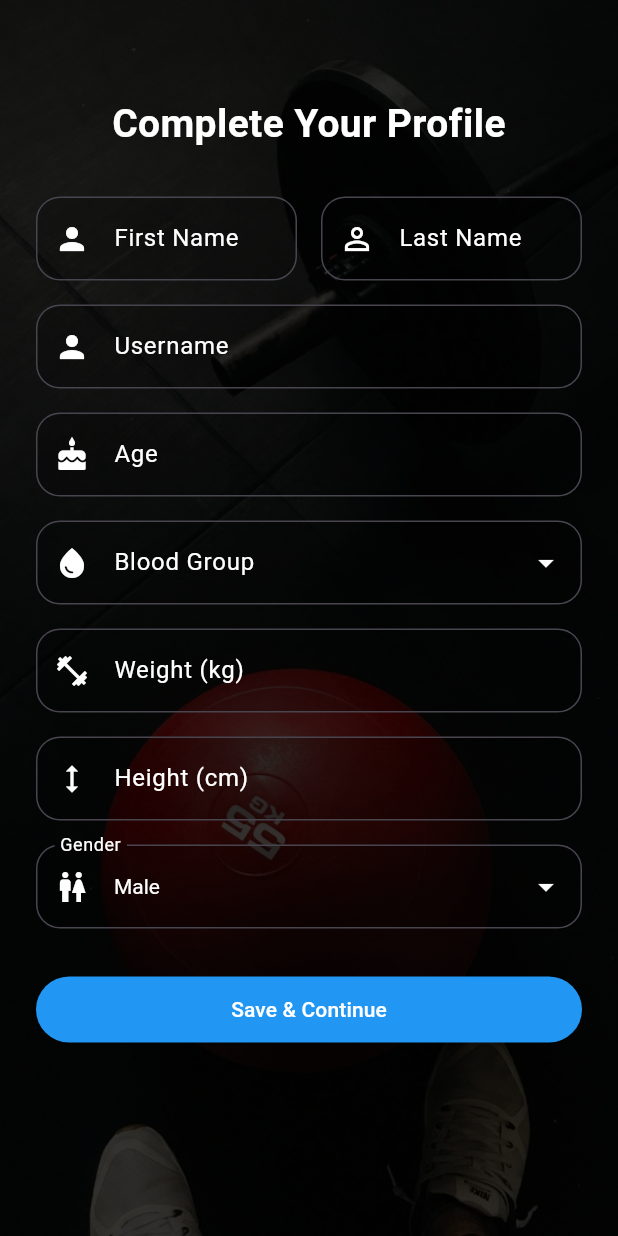
After one commit to hasaan-azeem/Fitness-Pro, a Flutter app: the UserDetailsScreen screen opened directly, on a phone screen of 412 x 824 dp. The commit adds this screen. Run offline on Flutter 3.47's test engine with Material 3 defaults, Android fonts, the phone set to English and light mode, and no system bars; our stand-ins replace cloud_firestore, firebase_auth, firebase_core, font_awesome_flutter, google_sign_in, percent_indicator and 2 more; accounts and stored records are empty.

Commit message:
User-data add screen

```diff
--- a/lib/Authentication/login_screen.dart
+++ b/lib/Authentication/login_screen.dart
@@ -1,4 +1,4 @@
-// ignore_for_file: deprecated_member_use
+// ignore_for_file: deprecated_member_use, use_build_context_synchronously
 import 'package:flutter/material.dart';
 import 'package:firebase_auth/firebase_auth.dart';
 import 'package:cloud_firestore/cloud_firestore.dart';  // Firestore import
--- a/lib/Authentication/signup_screen.dart
+++ b/lib/Authentication/signup_screen.dart
@@ -7,6 +7,7 @@ import 'package:font_awesome_flutter/font_awesome_flutter.dart';
 import 'package:google_sign_in/google_sign_in.dart';
 import 'package:my_fitness_pro/Authentication/login_screen.dart';
 import 'package:my_fitness_pro/home_screen.dart';
+import 'package:my_fitness_pro/user_detail/user_details_screen.dart';
 
 class SignUpScreen extends StatefulWidget {
   const SignUpScreen({super.key});
@@ -88,25 +89,15 @@ class _SignUpScreenState extends State<SignUpScreen> {
   Future<void> signUpWithGoogle(BuildContext context) async {
   setState(() => isLoading = true);
   try {
-      final GoogleSignInAccount? googleUser = await GoogleSignIn().signIn();
+    final GoogleSignIn googleSignIn = GoogleSignIn();
+    await googleSignIn.signOut(); // <- Force re-prompt
+    final GoogleSignInAccount? googleUser = await googleSignIn.signIn();
     if (googleUser == null) {
-        // User canceled the sign-in
       setState(() => isLoading = false);
-        return;
+      return; // User canceled
     }
 
     final GoogleSignInAuthentication googleAuth = await googleUser.authentication;
-
-      // Check if user already exists
-      final List<String> signInMethods = await FirebaseAuth.instance.fetchSignInMethodsForEmail(googleUser.email);
-
-      if (signInMethods.isNotEmpty) {
-        ScaffoldMessenger.of(context).showSnackBar(
-          const SnackBar(content: Text("User already exists, please login instead.")),
-        );
-        setState(() => isLoading = false);
-        return;
-      }
 
     final credential = GoogleAuthProvider.credential(
       accessToken: googleAuth.accessToken,
@@ -116,19 +107,26 @@ class _SignUpScreenState extends State<SignUpScreen> {
     UserCredential userCredential = await FirebaseAuth.instance.signInWithCredential(credential);
 
     if (userCredential.additionalUserInfo?.isNewUser == true) {
-      // New user signed up - proceed to HomeScreen or onboarding
+      // Save to Firestore if new
+      await FirebaseFirestore.instance.collection('users').doc(userCredential.user!.uid).set({
+        'uid': userCredential.user!.uid,
+        'name': userCredential.user!.displayName,
+        'email': userCredential.user!.email,
+        'createdAt': FieldValue.serverTimestamp(),
+      });
+
       Navigator.pushReplacement(
         context,
-        MaterialPageRoute(builder: (_) => const HomeScreen()),
+        MaterialPageRoute(builder: (_) => const UserDetailsScreen()),
       );
     } else {
-      // Existing user tried to sign up - show message and navigate to login
-      ScaffoldMessenger.of(context).showSnackBar(
-        const SnackBar(content: Text("User already exists, please login instead.")),
-      );
+      // Existing user
       Navigator.pushReplacement(
         context,
         MaterialPageRoute(builder: (_) => const LoginScreen()),
+      );
+      ScaffoldMessenger.of(context).showSnackBar(
+        const SnackBar(content: Text("User already exists, please login.")),
       );
     }
   } catch (e) {
@@ -139,6 +137,7 @@ class _SignUpScreenState extends State<SignUpScreen> {
     setState(() => isLoading = false);
   }
 }
+
 
   @override
   void dispose() {
--- a/lib/onboarding_screen.dart
+++ b/lib/onboarding_screen.dart
@@ -4,7 +4,6 @@ import 'package:flutter/material.dart';
 import 'package:my_fitness_pro/Authentication/welcome_screen.dart';
 import 'package:shared_preferences/shared_preferences.dart';
 import 'package:smooth_page_indicator/smooth_page_indicator.dart';
-import 'package:flutter/painting.dart';
 
 class OnboardingScreen extends StatefulWidget {
   const OnboardingScreen({super.key});
--- /dev/null
+++ b/lib/user_detail/user_details_screen.dart
@@ -0,0 +1,266 @@
+// ignore_for_file: use_build_context_synchronously, deprecated_member_use
+
+import 'package:flutter/material.dart';
+import 'package:cloud_firestore/cloud_firestore.dart';
+import 'package:firebase_auth/firebase_auth.dart';
+
+class UserDetailsScreen extends StatefulWidget {
+  const UserDetailsScreen({super.key});
+
+  @override
+  State<UserDetailsScreen> createState() => _UserDetailsScreenState();
+}
+
+class _UserDetailsScreenState extends State<UserDetailsScreen> {
+  final _formKey = GlobalKey<FormState>();
+  final TextEditingController _firstNameController = TextEditingController();
+  final TextEditingController _lastNameController = TextEditingController();
+  final TextEditingController _usernameController = TextEditingController();
+  final TextEditingController _ageController = TextEditingController();
+  final TextEditingController _bloodGroupController = TextEditingController();
+  final TextEditingController _weightController = TextEditingController();
+  final TextEditingController _heightController = TextEditingController();
+
+  String _gender = 'Male';
+  bool _isLoading = false;
+
+  Future<void> _submitProfile() async {
+    if (!_formKey.currentState!.validate()) return;
+
+    setState(() => _isLoading = true);
+    final user = FirebaseAuth.instance.currentUser;
+
+    if (user != null) {
+      final userData = {
+        'firstName': _firstNameController.text.trim(),
+        'lastName': _lastNameController.text.trim(),
+        'username': _lastNameController.text.trim(),
+        'age': int.parse(_ageController.text),
+        'bloodGroup': _bloodGroupController.text.trim(),
+        'weight': double.parse(_weightController.text),
+        'height': double.parse(_heightController.text),
+        'gender': _gender,
+        'email': user.email,
+        'uid': user.uid,
+        'createdAt': FieldValue.serverTimestamp(),
+      };
+
+      await FirebaseFirestore.instance
+          .collection('users')
+          .doc(user.uid)
+          .set(userData);
+
+      if (mounted) Navigator.pushReplacementNamed(context, '/home');
+    }
+
+    setState(() => _isLoading = false);
+  }
+
+  InputDecoration _inputDecoration(String label, IconData icon) {
+    return InputDecoration(
+      labelText: label,
+      prefixIcon: Icon(icon, color: Colors.white),
+      labelStyle: const TextStyle(color: Colors.white),
+      filled: true,
+      fillColor: Colors.black.withOpacity(0.2),
+      border: OutlineInputBorder(
+        borderRadius: BorderRadius.circular(16),
+        borderSide: const BorderSide(color: Colors.white),
+      ),
+      focusedBorder: OutlineInputBorder(
+        borderRadius: BorderRadius.circular(16),
+        borderSide: const BorderSide(color: Colors.white),
+      ),
+    );
+  }
+
+  @override
+  Widget build(BuildContext context) {
+    return Scaffold(
+      body: Stack(
+        fit: StackFit.expand,
+        children: [
+          // Background Image
+          Positioned.fill(
+            child: Image.asset('assets/form.jpg', fit: BoxFit.cover),
+          ),
+
+          // Dark overlay
+          Positioned.fill(
+            child: Container(color: Colors.black.withOpacity(0.775)),
+          ),
+
+          // Scrollable form content
+          SingleChildScrollView(
+            padding: const EdgeInsets.all(24),
+            child: SafeArea(
+              child: Form(
+                key: _formKey,
+                child: Column(
+                  crossAxisAlignment: CrossAxisAlignment.stretch,
+                  children: [
+                    const SizedBox(height: 40),
+                    const Text(
+                      "Complete Your Profile",
+                      style: TextStyle(
+                        fontSize: 26,
+                        fontWeight: FontWeight.bold,
+                        color: Colors.white,
+                      ),
+                      textAlign: TextAlign.center,
+                    ),
+                    const SizedBox(height: 30),
+
+                    // Name Row
+                    Row(
+                      children: [
+                        Expanded(
+                          child: _buildTextField(
+                            _firstNameController,
+                            "First Name",
+                            Icons.person,
+                          ),
+                        ),
+                        const SizedBox(width: 16),
+                        Expanded(
+                          child: _buildTextField(
+                            _lastNameController,
+                            "Last Name",
+                            Icons.person_outline,
+                          ),
+                        ),
+                      ],
+                    ),
+
+                    const SizedBox(height: 16),
+                    _buildTextField(
+                      _usernameController,
+                      "Username",
+                      Icons.person,
+                    ),
+                    const SizedBox(height: 16),
+                    _buildTextField(
+                      _ageController,
+                      "Age",
+                      Icons.cake,
+                      isNumber: true,
+                    ),
+                    const SizedBox(height: 16),
+                    _buildDropdown(
+                      label: "Blood Group",
+                      icon: Icons.water_drop,
+                      value:
+                          _bloodGroupController.text.isEmpty
+                              ? null
+                              : _bloodGroupController.text,
+                      items: ['A+', 'A-', 'B+', 'B-', 'AB+', 'AB-', 'O+', 'O-'],
+                      onChanged:
+                          (val) =>
+                              setState(() => _bloodGroupController.text = val!),
+                    ),
+                    const SizedBox(height: 16),
+                    _buildTextField(
+                      _weightController,
+                      "Weight (kg)",
+                      Icons.fitness_center,
+                      isNumber: true,
+                    ),
+                    const SizedBox(height: 16),
+                    _buildTextField(
+                      _heightController,
+                      "Height (cm)",
+                      Icons.height,
+                      isNumber: true,
+                    ),
+                    const SizedBox(height: 16),
+                    _buildDropdown(
+                      label: "Gender",
+                      icon: Icons.wc,
+                      value: _gender,
+                      items: ['Male', 'Female', 'Other'],
+                      onChanged: (val) => setState(() => _gender = val!),
+                    ),
+                    const SizedBox(height: 30),
+                    ElevatedButton(
+                      onPressed: _isLoading ? null : _submitProfile,
+                      style: ElevatedButton.styleFrom(
+                        backgroundColor: Colors.blue,
+                        padding: const EdgeInsets.symmetric(
+                          horizontal: 30,
+                          vertical: 12,
+                        ),
+                      ),
+                      child:
+                          _isLoading
+                              ? const CircularProgressIndicator(
+                                color: Colors.white,
+                              )
+                              : const Text(
+                                "Save & Continue",
+                                style: TextStyle(
+                                  fontSize: 14,
+                                  color: Colors.white,
+                                ),
+                              ),
+                    ),
+                  ],
+                ),
+              ),
+            ),
+          ),
+        ],
+      ),
+    );
+  }
+
+  Widget _buildTextField(
+    TextEditingController controller,
+    String label,
+    IconData icon, {
+    bool isNumber = false,
+  }) {
+    return TextFormField(
+      controller: controller,
+      style: const TextStyle(color: Colors.white),
+      keyboardType: isNumber ? TextInputType.number : TextInputType.text,
+      validator:
+          (val) =>
+              val == null || val.trim().isEmpty ? "$label is required" : null,
+      decoration: _inputDecoration(label, icon),
+    );
+  }
+
+  Widget _buildDropdown({
+    required String label,
+    required IconData icon,
+    required String? value,
+    required List<String> items,
+    required void Function(String?) onChanged,
+  }) {
+    return DropdownButtonFormField<String>(
+      value: value,
+      icon: const Icon(Icons.arrow_drop_down, color: Colors.white),
+      dropdownColor: Colors.black87,
+      decoration: _inputDecoration(label, icon),
+      style: const TextStyle(color: Colors.white),
+      items:
+          items
+              .map((item) => DropdownMenuItem(value: item, child: Text(item)))
+              .toList(),
+      validator:
+          (val) => val == null || val.isEmpty ? "$label is required" : null,
+      onChanged: onChanged,
+    );
+  }
+
+  @override
+  void dispose() {
+    _firstNameController.dispose();
+    _lastNameController.dispose();
+    _ageController.dispose();
+    _bloodGroupController.dispose();
+    _weightController.dispose();
+    _heightController.dispose();
+    super.dispose();
+  }
+}
--- a/pubspec.yaml
+++ b/pubspec.yaml
@@ -84,7 +84,7 @@ flutter:
     - assets/onboarding_final.png
     - assets/background.jpg
     - assets/login_bg.jpg
-    - assets/signup_bg.jpg
+    - assets/form.jpg
 
   # An image asset can refer to one or more resolution-specific "variants", see
   # https://flutter.dev/to/resolution-aware-images
```
Also changed, not shown: assets/form.jpg (renamed from assets/signup_bg.jpg). Lines whose indentation alone changed are shown as unchanged.
